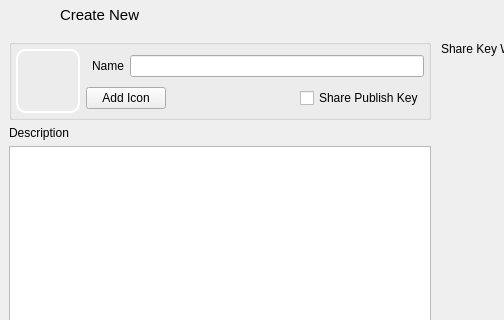
Before: the Qt Designer form retroshare-gui/src/gui/gxs/GxsGroupDialog.ui in RetroShare/RetroShare, drawn with Qt 5; both pictures show x 0 to 504 and y 0 to 320 of the 695 by 658 pixel window.
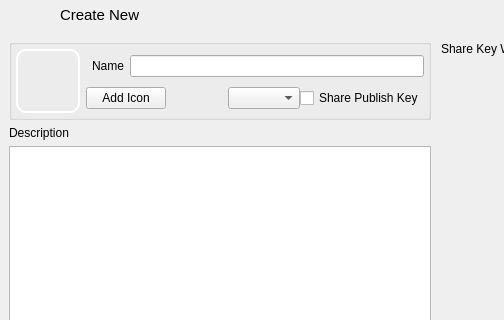
After: the same form once the commit is applied. Icons and pictures are not drawn. Custom widgets are drawn as their Qt base class.

Commit message: Added Identity stuff into the GUI.  - Generic Classes: 	- GxsIdChooser: gets a list of current OwnIds for user to select AuthorId. 	- GxsIdLabel: retrieves and displays Author Information. 	- GxsIdTreeWidgetItem: retrieves and displays Author Information, in specified column.  - Added GxsIdChooser into GxsGroupDialog & CreateGxsForumMsg.  - Added GxsIdTreeWidgetItem into Forum Thread listings.

Patch:
```diff
--- a/retroshare-gui/src/gui/gxs/GxsGroupDialog.ui
+++ b/retroshare-gui/src/gui/gxs/GxsGroupDialog.ui
@@ -186,6 +186,9 @@
                </property>
               </spacer>
              </item>
+             <item>
+              <widget class="GxsIdChooser" name="idChooser"/>
+             </item>
              <item>
               <widget class="QCheckBox" name="pubKeyShare_cb">
                <property name="toolTip">
@@ -554,6 +557,11 @@
    <header>gui/common/FriendSelectionWidget.h</header>
    <container>1</container>
   </customwidget>
+  <customwidget>
+   <class>GxsIdChooser</class>
+   <extends>QComboBox</extends>
+   <header>gui/gxs/GxsIdChooser.h</header>
+  </customwidget>
  </customwidgets>
  <resources>
   <include location="../images.qrc"/>
```
The commit also changes 13 other files.
